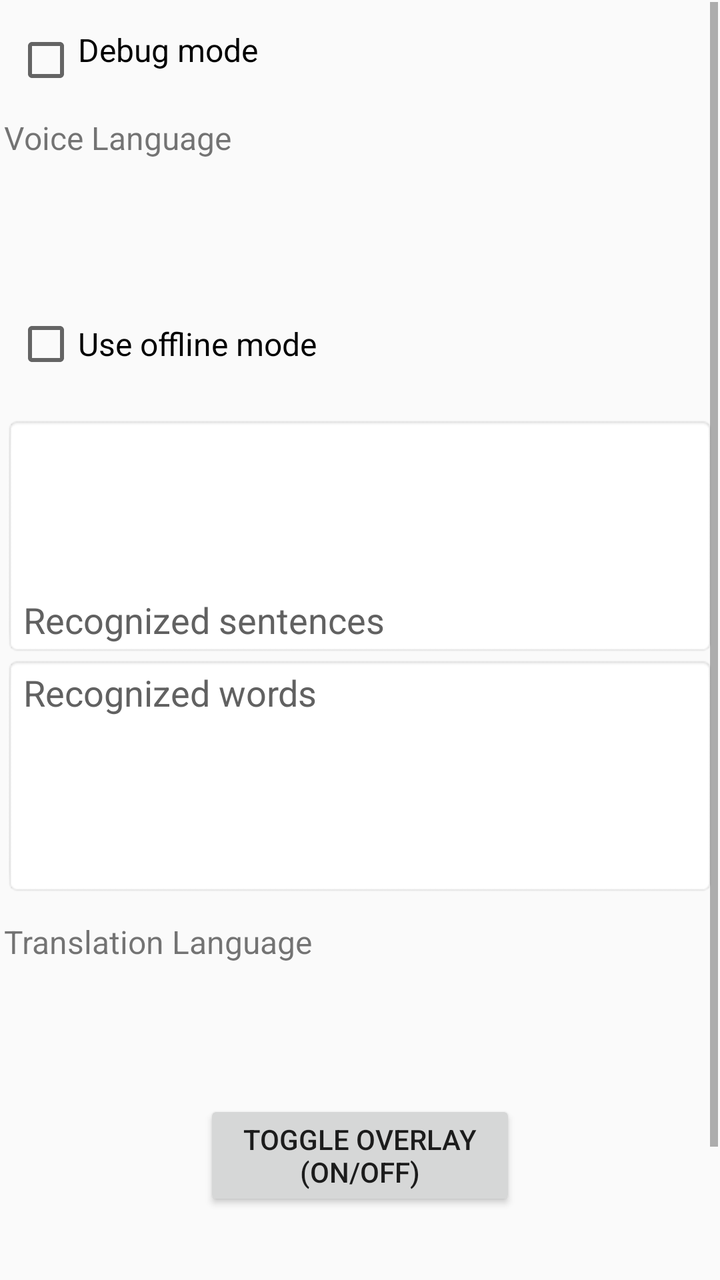
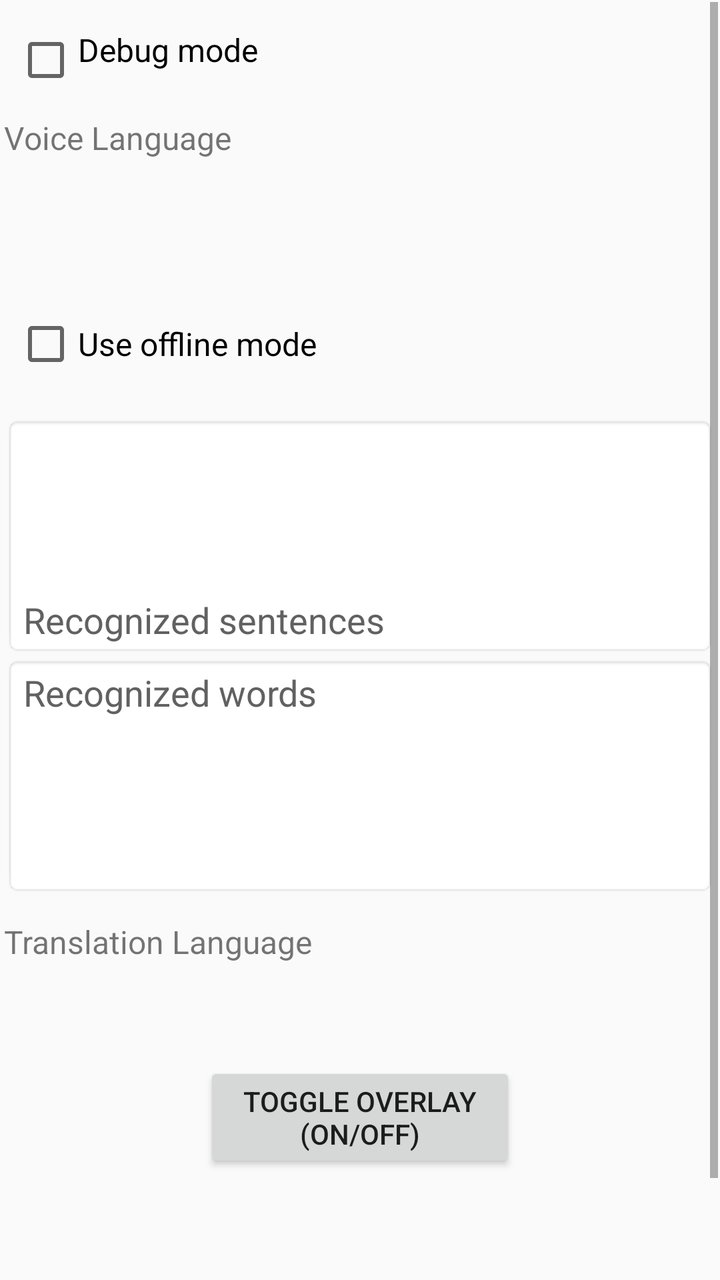

The first picture is an Android layout as it rendered before a commit; the second is the same layout after the commit. The layout source and the unified diff follow.
<!-- AndroidManifest.xml: application theme AppTheme -->
<!-- res/layout/activity_main.xml -->
<?xml version="1.0" encoding="utf-8"?>
<ScrollView xmlns:android="http://schemas.android.com/apk/res/android"
    xmlns:tools="http://schemas.android.com/tools"
    android:id="@+id/root"
    android:layout_width="fill_parent"
    android:layout_height="wrap_content"
    android:layout_marginLeft="5dp"
    android:layout_marginRight="5dp"
    android:layout_gravity="center_horizontal"
    android:orientation="vertical"
    android:padding="1dp"
    android:fillViewport="false"
    >
    <TableLayout
        android:layout_width="match_parent"
        android:layout_height="wrap_content"
        android:paddingLeft="1dp"
        android:paddingRight="1dp"
        android:paddingTop="1dp"
        android:paddingBottom="1dp"
        tools:context=".MainActivity"
        >
        <View
            android:layout_width="match_parent"
            android:layout_height="12sp"
            />
        <CheckBox
            android:id="@+id/checkbox_debug_mode"
            android:text="@string/debug_mode"
            android:minHeight="32dp"
            android:padding="0dp"
            android:gravity="start"
            android:textAlignment="gravity"
            android:textSize="16sp"
            android:layout_width="wrap_content"
            android:layout_height="wrap_content"
            android:layout_marginStart="5dp"
            android:layout_marginTop="0dp"
            android:layout_marginEnd="5dp"
            android:layout_marginBottom="0dp"
            android:checked="false"
            />
        <View
            android:layout_width="match_parent"
            android:layout_height="12sp"
            />
        <TableRow>
            <TextView
                android:id="@+id/textview_text1"
                android:text="@string/voice_language"
                android:gravity="start"
                android:textSize="16sp"
                android:textAlignment="gravity"
                android:layout_width="wrap_content"
                android:layout_height="40dp"
                />

            <Spinner
                android:id="@+id/spinner_src_languages"
                android:contentDescription="@string/spinner_src_languages"
                android:spinnerMode="dropdown"
                android:backgroundTint="@color/lightGrayishWhite"
                android:gravity="start"
                android:textAlignment="gravity"
                android:minHeight="40dp"
                android:layout_marginStart="12dp"
                android:layout_width="228dp"
                android:layout_height="wrap_content"
                />
        </TableRow>
        <TextView
            android:id="@+id/textview_src_dialect"
            android:textSize="14sp"
            android:gravity="center"
            android:textAlignment="gravity"
            android:layout_width="wrap_content"
            android:layout_height="wrap_content"
            />
        <TextView
            android:id="@+id/textview_src"
            android:textSize="14sp"
            android:gravity="center"
            android:textAlignment="gravity"
            android:layout_width="wrap_content"
            android:layout_height="wrap_content"
            />
        <View
            android:layout_width="match_parent"
            android:layout_height="12sp"
            />
        <TableRow
            android:layout_width="match_parent"
            android:layout_height="wrap_content">
            <CheckBox
                android:id="@+id/checkbox_offline_mode"
                android:layout_width="wrap_content"
                android:layout_height="48dp"
                android:layout_marginStart="5dp"
                android:gravity="center_vertical"
                android:padding="0dp"
                android:text="@string/use_offline_mode"
                android:textSize="16sp"
                />
            <Button
                android:id="@+id/button_download_language"
                android:layout_width="wrap_content"
                android:layout_height="wrap_content"
                android:layout_marginStart="8dp"
                android:layout_marginEnd="5dp"
                android:paddingStart="2dp"
                android:paddingEnd="2dp"
                android:minWidth="0dp"
                android:text="@string/download_language"
                android:textSize="14sp"
                android:visibility="gone"
                />
        </TableRow>
        <View
            android:layout_width="match_parent"
            android:layout_height="12sp"
            />
        <EditText
            android:id="@+id/full_voice_text"
            android:layout_width="match_parent"
            android:layout_height="120dp"
            android:autofillHints=""
            android:background="@android:drawable/editbox_background"
            android:gravity="bottom"
            android:focusable="false"
            android:focusableInTouchMode="true"
            android:hint="@string/recognized_sentences"
            android:maxLines="3"
            android:textSize="18sp"
            android:textAlignment="gravity"
            android:textColorHint="#616161"
            tools:ignore="LabelFor,TextFields"
            />
        <EditText
            android:id="@+id/voice_text"
            android:layout_width="match_parent"
            android:layout_height="120dp"
            android:autofillHints=""
            android:background="@android:drawable/editbox_background"
            android:gravity="start"
            android:focusable="false"
            android:focusableInTouchMode="true"
            android:hint="@string/recognized_words"
            android:maxLines="3"
            android:textSize="18sp"
            android:textAlignment="gravity"
            android:textColorHint="#616161"
            tools:ignore="LabelFor,TextFields"
            />
        <View
            android:layout_width="match_parent"
            android:layout_height="12sp"
            />
        <TableRow>
            <TextView
                android:id="@+id/textview_text2"
                android:layout_width="wrap_content"
                android:layout_height="40dp"
                android:gravity="start"
                android:text="@string/translation_language"
                android:textAlignment="gravity"
                android:textSize="16sp"
                />

            <Spinner
                android:id="@+id/spinner_dst_languages"
                android:contentDescription="@string/spinner_dst_languages"
                android:spinnerMode="dropdown"
                android:backgroundTint="@color/lightGrayishWhite"
                android:gravity="start"
                android:textAlignment="gravity"
                android:minHeight="40dp"
                android:layout_marginStart="12dp"
                android:layout_width="228dp"
                android:layout_height="wrap_content"
                />
        </TableRow>
        <TextView
            android:id="@+id/textview_dst_dialect"
            android:textSize="14sp"
            android:gravity="center"
            android:textAlignment="gravity"
            android:layout_width="wrap_content"
            android:layout_height="wrap_content"
            />
        <TextView
            android:id="@+id/textview_dst"
            android:textSize="14sp"
            android:gravity="center"
            android:textAlignment="gravity"
            android:layout_width="wrap_content"
            android:layout_height="wrap_content"
            />
        <View
            android:layout_width="match_parent"
            android:layout_height="12sp"
            />
        <Button
            android:id="@+id/button_toggle_overlay"
            android:layout_marginLeft="100dp"
            android:layout_marginRight="100dp"
            android:layout_height="wrap_content"
            android:layout_width="wrap_content"
            android:text="@string/toggle_overlay"
            android:textSize="14sp"
            />
        <View
            android:layout_width="match_parent"
            android:layout_height="12sp"
            />
        <TextView
            android:id="@+id/textview_recognizing"
            android:textSize="14sp"
            android:gravity="center"
            android:textAlignment="gravity"
            android:layout_width="wrap_content"
            android:layout_height="wrap_content"
            />
        <TextView
            android:id="@+id/textview_overlaying"
            android:textSize="14sp"
            android:gravity="center"
            android:textAlignment="gravity"
            android:layout_width="wrap_content"
            android:layout_height="wrap_content"
            />
        <TextView
            android:id="@+id/textview_debug"
            android:textSize="14sp"
            android:gravity="center"
            android:textAlignment="gravity"
            android:layout_width="wrap_content"
            android:layout_height="wrap_content"
            />
        <TextView
            android:id="@+id/textview_output_messages"
            android:textSize="14sp"
            android:gravity="center"
            android:textAlignment="gravity"
            android:layout_width="wrap_content"
            android:layout_height="wrap_content"
            />
        <TextView
            android:id="@+id/textview_mlkit_status"
            android:textSize="14sp"
            android:gravity="center"
            android:textAlignment="gravity"
            android:layout_width="wrap_content"
            android:layout_height="wrap_content"
            />
    </TableLayout>
</ScrollView>
<!-- resources referenced by this layout -->
<resources>
  <color name="lightGrayishWhite">#FFEAEAEA</color>
  <string name="debug_mode">Debug mode</string>
  <string name="download_language">DOWNLOAD LANGUAGE</string>
  <string name="recognized_sentences">Recognized sentences</string>
  <string name="recognized_words">Recognized words</string>
  <string name="spinner_dst_languages">spinner_dst_languages</string>
  <string name="spinner_src_languages">spinner_src_languages</string>
  <string name="toggle_overlay">Toggle Overlay\n(ON/OFF)</string>
  <string name="translation_language">Translation Language</string>
  <string name="use_offline_mode">Use offline mode</string>
  <string name="voice_language">Voice Language</string>
  <style name="AppTheme" parent="Theme.AppCompat.Light.DarkActionBar">
          
          <item name="colorPrimary">@color/colorPrimary</item>
          <item name="colorPrimaryDark">@color/colorPrimaryDark</item>
          <item name="colorAccent">@color/colorAccent</item>
      </style>
  <color name="colorPrimary">#6200EE</color>
  <color name="colorPrimaryDark">#3700B3</color>
  <color name="colorAccent">#03DAC5</color>
</resources>

<!-- the commit's change to res/layout/activity_main.xml (unified diff, before → after) -->
@@ -180,14 +180,6 @@
                 />
         </TableRow>
         <TextView
-            android:id="@+id/textview_dst_dialect"
-            android:textSize="14sp"
-            android:gravity="center"
-            android:textAlignment="gravity"
-            android:layout_width="wrap_content"
-            android:layout_height="wrap_content"
-            />
-        <TextView
             android:id="@+id/textview_dst"
             android:textSize="14sp"
             android:gravity="center"
